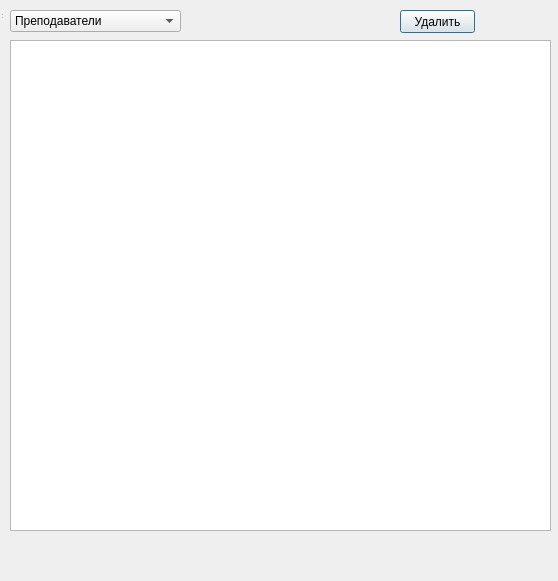
Above: gui/windowchange.ui from vitk0/vitk0 before the change. Below: the same form after it.
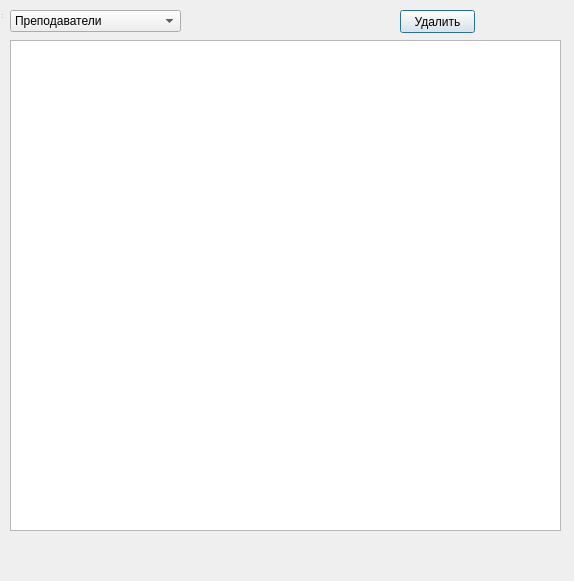
That is the form after the change.

The edit to the form file:
```diff
--- a/gui/windowchange.ui
+++ b/gui/windowchange.ui
@@ -6,10 +6,28 @@
    <rect>
     <x>0</x>
     <y>0</y>
-    <width>558</width>
+    <width>574</width>
     <height>581</height>
    </rect>
   </property>
+  <property name="sizePolicy">
+   <sizepolicy hsizetype="Fixed" vsizetype="Fixed">
+    <horstretch>0</horstretch>
+    <verstretch>0</verstretch>
+   </sizepolicy>
+  </property>
+  <property name="minimumSize">
+   <size>
+    <width>574</width>
+    <height>581</height>
+   </size>
+  </property>
+  <property name="maximumSize">
+   <size>
+    <width>574</width>
+    <height>581</height>
+   </size>
+  </property>
   <property name="windowTitle">
    <string>Доп. таблицы</string>
   </property>
@@ -22,12 +40,30 @@
      <height>541</height>
     </rect>
    </property>
+   <property name="sizePolicy">
+    <sizepolicy hsizetype="Minimum" vsizetype="Minimum">
+     <horstretch>0</horstretch>
+     <verstretch>0</verstretch>
+    </sizepolicy>
+   </property>
+   <property name="minimumSize">
+    <size>
+     <width>561</width>
+     <height>541</height>
+    </size>
+   </property>
+   <property name="maximumSize">
+    <size>
+     <width>561</width>
+     <height>541</height>
+    </size>
+   </property>
    <widget class="QTableWidget" name="tableWidget">
     <property name="geometry">
      <rect>
       <x>10</x>
       <y>40</y>
-      <width>541</width>
+      <width>551</width>
       <height>491</height>
      </rect>
     </property>
```
